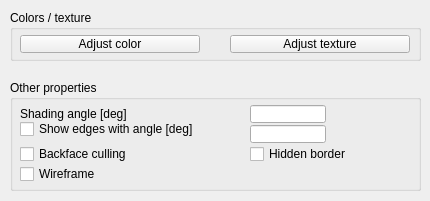
Above: ui/qdlgmultishapeedition.ui from CoppeliaRobotics/coppeliaSimLib before the change. Below: the same form after it.
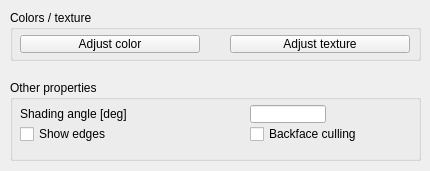
That is the form after the change.

Commit message: refactoring + ptCloud alpha to 1 + removal of edge angle

```diff
--- a/ui/qdlgmultishapeedition.ui
+++ b/ui/qdlgmultishapeedition.ui
@@ -10,7 +10,7 @@
     <x>0</x>
     <y>0</y>
     <width>430</width>
-    <height>201</height>
+    <height>171</height>
    </rect>
   </property>
   <property name="windowTitle">
@@ -31,7 +31,7 @@
      <x>10</x>
      <y>80</y>
      <width>411</width>
-     <height>111</height>
+     <height>81</height>
     </rect>
    </property>
    <property name="title">
@@ -43,9 +43,9 @@
    <widget class="QCheckBox" name="qqBackfaceCulling">
     <property name="geometry">
      <rect>
-      <x>10</x>
-      <y>65</y>
-      <width>201</width>
+      <x>240</x>
+      <y>45</y>
+      <width>161</width>
       <height>18</height>
      </rect>
     </property>
@@ -56,27 +56,11 @@
      <string>Backface culling</string>
     </property>
    </widget>
-   <widget class="QCheckBox" name="qqWireframe">
-    <property name="geometry">
-     <rect>
-      <x>10</x>
-      <y>85</y>
-      <width>181</width>
-      <height>18</height>
-     </rect>
-    </property>
-    <property name="focusPolicy">
-     <enum>Qt::StrongFocus</enum>
-    </property>
-    <property name="text">
-     <string>Wireframe</string>
-    </property>
-   </widget>
    <widget class="QCheckBox" name="qqShowEdges">
     <property name="geometry">
      <rect>
       <x>10</x>
-      <y>40</y>
+      <y>45</y>
       <width>231</width>
       <height>18</height>
      </rect>
@@ -85,7 +69,7 @@
      <enum>Qt::StrongFocus</enum>
     </property>
     <property name="text">
-     <string>Show edges with angle [deg]</string>
+     <string>Show edges</string>
     </property>
    </widget>
    <widget class="QLabel" name="label">
@@ -111,32 +95,6 @@
      </rect>
     </property>
    </widget>
-   <widget class="QLineEdit" name="qqEdgesAngle">
-    <property name="geometry">
-     <rect>
-      <x>240</x>
-      <y>45</y>
-      <width>76</width>
-      <height>18</height>
-     </rect>
-    </property>
-   </widget>
-   <widget class="QCheckBox" name="qqHiddenBorder">
-    <property name="geometry">
-     <rect>
-      <x>240</x>
-      <y>65</y>
-      <width>161</width>
-      <height>18</height>
-     </rect>
-    </property>
-    <property name="focusPolicy">
-     <enum>Qt::StrongFocus</enum>
-    </property>
-    <property name="text">
-     <string>Hidden border</string>
-    </property>
-   </widget>
   </widget>
   <widget class="QGroupBox" name="groupBox_3">
    <property name="geometry">
```
Left out of the diff: 3 changed lines with no effect on the pictures. The commit also changes 21 other files.
